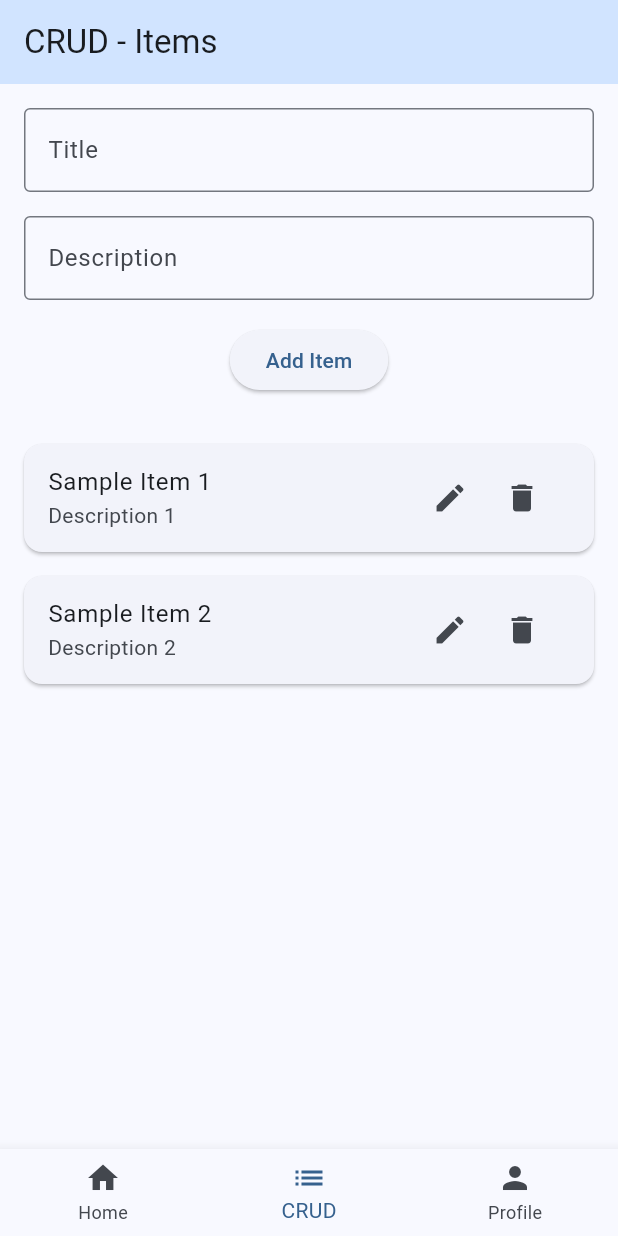
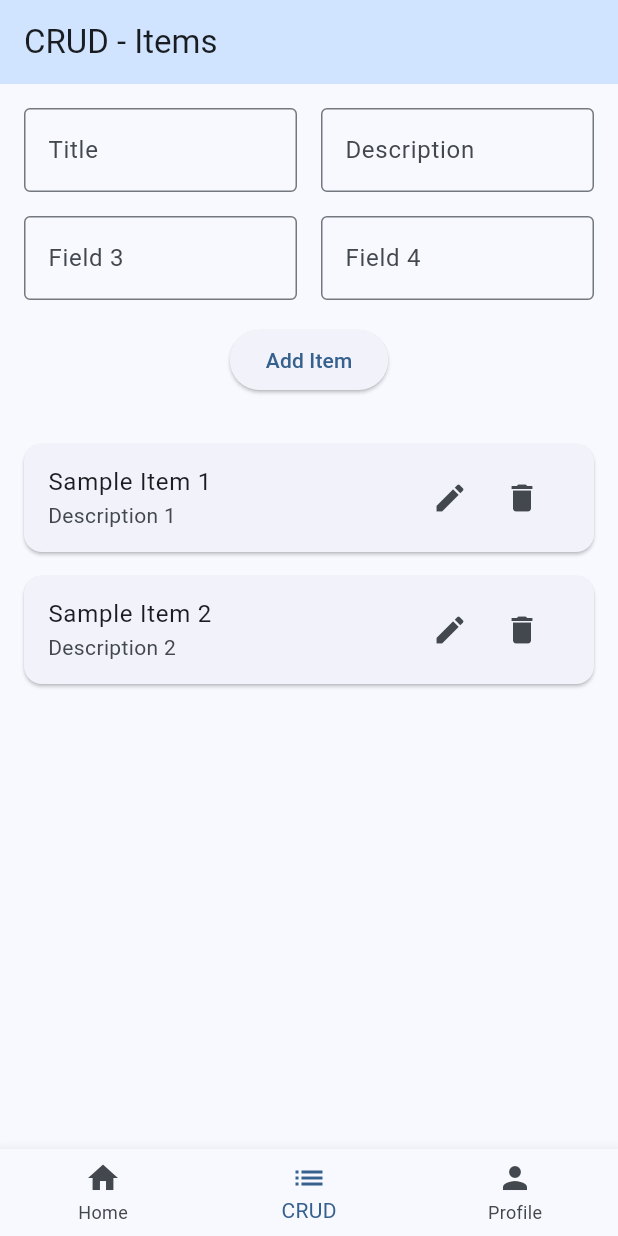
Before and after one commit to Fattan-malva/layouting_flutter, a Flutter app: the screen it shows after launch, item 2 of the bottom bar chosen, on a phone screen of 412 x 824 dp. Run offline on Flutter 3.47's test engine with Material 3 defaults, Android fonts, the phone set to English and light mode, and no system bars.

Commit message:
[ADD]Form Input

```diff
--- a/lib/screens/crud_screen.dart
+++ b/lib/screens/crud_screen.dart
@@ -112,16 +112,22 @@ class _CrudScreenState extends State<CrudScreen> {
               key: _formKey,
               child: Column(
                 children: [
-                  TextFormField(
+                  Row(
+                    children: [
+                      Expanded(
+                        child: TextFormField(
                           decoration: const InputDecoration(
                             labelText: 'Title',
                             border: OutlineInputBorder(),
                           ),
-                    validator: (value) => value!.isEmpty ? 'Enter title' : null,
+                          validator: (value) =>
+                              value!.isEmpty ? 'Enter title' : null,
                           onSaved: (value) => _title = value!,
                         ),
-                  const SizedBox(height: 16),
-                  TextFormField(
+                      ),
+                      const SizedBox(width: 16),
+                      Expanded(
+                        child: TextFormField(
                           decoration: const InputDecoration(
                             labelText: 'Description',
                             border: OutlineInputBorder(),
@@ -129,6 +135,39 @@ class _CrudScreenState extends State<CrudScreen> {
                           validator: (value) =>
                               value!.isEmpty ? 'Enter description' : null,
                           onSaved: (value) => _description = value!,
+                        ),
+                      ),
+                    ],
+                  ),
+                  const SizedBox(height: 16),
+                  Row(
+                    children: [
+                      Expanded(
+                        child: TextFormField(
+                          decoration: const InputDecoration(
+                            labelText: 'Field 3',
+                            border: OutlineInputBorder(),
+                          ),
+                          validator: (value) =>
+                              value!.isEmpty ? 'Enter field 3' : null,
+                          onSaved: (value) =>
+                              _title = value!, // Adjust as needed
+                        ),
+                      ),
+                      const SizedBox(width: 16),
+                      Expanded(
+                        child: TextFormField(
+                          decoration: const InputDecoration(
+                            labelText: 'Field 4',
+                            border: OutlineInputBorder(),
+                          ),
+                          validator: (value) =>
+                              value!.isEmpty ? 'Enter field 4' : null,
+                          onSaved: (value) =>
+                              _description = value!, // Adjust as needed
+                        ),
+                      ),
+                    ],
                   ),
                   const SizedBox(height: 16),
                   ElevatedButton(
```
Lines whose indentation alone changed are shown as unchanged.
